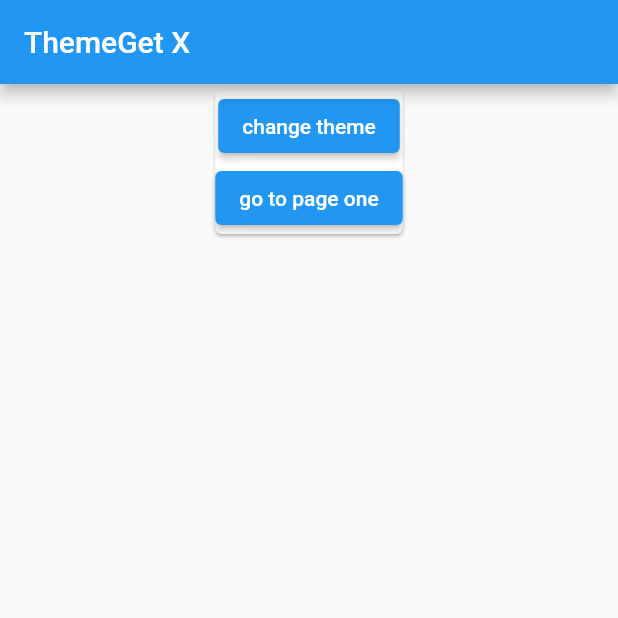
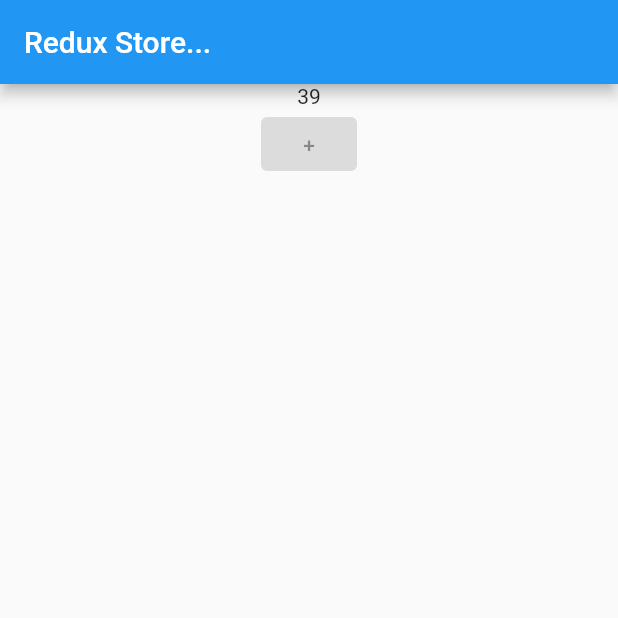
Before and after one commit to rvrgithub/futter_statemangment, a Flutter app: the screen it shows after launch, on a phone screen of 412 x 824 dp, the top half of it. Run offline on Flutter 3.47's test engine with Material 2 defaults, Android fonts, the light colour scheme and no system bars; our stand-ins replace flutter_hooks, flutter_redux, get, redux; missing offline and left inert: dart:ffi.

Commit message:
create redux store

```diff
--- a/lib/main.dart
+++ b/lib/main.dart
@@ -1,4 +1,5 @@
 import 'package:flutter/material.dart';
+import 'package:flutter_redux/flutter_redux.dart';
 import 'package:get/get.dart';
 import 'package:my_first_project/Provider/class_provider.dart';
 import 'package:my_first_project/Provider/provider_screen.dart';
@@ -10,6 +11,8 @@
 import 'package:my_first_project/hooks/use_ref.dart';
 import 'package:my_first_project/hooks/use_state.dart';
 import 'package:my_first_project/hooks/use_value.dart';
+import 'package:my_first_project/redux_store/Store.dart';
+import 'package:my_first_project/redux_store/redux_screen.dart';
 import 'package:provider/provider.dart';
 
 void main() {
@@ -19,10 +22,12 @@
 class MyApp extends StatelessWidget {
   @override
   Widget build(BuildContext context) {
-    return ChangeNotifierProvider(
+    return  StoreProvider(
+      store: store,
+      child: ChangeNotifierProvider(
         create: (_)=>MyClassData(),
        child: GetMaterialApp(
-      initialRoute: "/getxThemeScreen",
+        initialRoute: "/reduxScreen",
         routes: {
           "/useState": (context) => UseStateScreen(),
           "/useCallback": (context) => UseCallBackScreen(),
@@ -31,10 +36,12 @@
           '/useRef': (context) => UseRefScreen(),
           "/valueChange": (context) => ValueCahnge(),
           '/provider' :(context) => ProviderScreen(),
-        "/getxScreen":(context)=>GetxScreen(),
-        "/getxThemeScreen":(context)=> GetxThemeScreen(),
+          "/getXScreen":(context)=>GetxScreen(),
+          "/getXThemeScreen":(context)=> GetxThemeScreen(),
+          "/reduxScreen":(context) => ReduxScreen(),
         },
-    ));
+      )),
+    );
   }
 }
 
--- /dev/null
+++ b/lib/redux_store/Store.dart
@@ -0,0 +1,10 @@
+
+// import 'package:flutter_hooks/flutter_hooks.dart';
+
+// import 'package:flutter_hooks/flutter_hooks.dart';
+
+import 'package:my_first_project/redux_store/app.dart';
+import 'package:my_first_project/redux_store/combine_reducer.dart';
+import 'package:redux/redux.dart';
+
+final store = Store(reducers, initialState: AppState(0, "radhika"));
--- /dev/null
+++ b/lib/redux_store/action.dart
@@ -0,0 +1,11 @@
+class IncrementCount {
+IncrementCount();
+}
+class DecrementCount {
+  DecrementCount();
+}
+
+class ShowUserName {
+  final String userName;
+ShowUserName(this.userName);
+}
--- /dev/null
+++ b/lib/redux_store/app.dart
@@ -0,0 +1,5 @@
+class AppState {
+  final int counter;
+  String userName;
+  AppState(this.counter, this.userName);
+}
--- /dev/null
+++ b/lib/redux_store/redux_screen.dart
@@ -0,0 +1,33 @@
+import 'package:flutter/material.dart';
+import 'package:flutter_redux/flutter_redux.dart';
+import 'package:my_first_project/redux_store/Store.dart';
+import 'package:my_first_project/redux_store/action.dart';
+import 'package:my_first_project/redux_store/app.dart';
+import 'package:redux/redux.dart';
+
+class ReduxScreen extends StatelessWidget {
+  const ReduxScreen({super.key});
+
+  @override
+  Widget build(BuildContext context) {
+    return Scaffold(
+      appBar:AppBar(
+title: Text("Redux Store..."),
+      ),
+      body: Center(
+        child: Column(
+          children: [
+            StoreConnector<AppState ,int>(builder: (context,counter){
+              return Center(child: Column(
+                children: [
+                  Text(counter.toString()),
+                  ElevatedButton(child: Text("+"), onPressed: store.dispatch(IncrementCount())),
+                ],
+              ));
+            }, converter: (store)=>store.state.counter)
+          ],
+        ),
+      ),
+    );
+  }
+}
--- a/pubspec.yaml
+++ b/pubspec.yaml
@@ -39,6 +39,8 @@
   confetti: ^0.7.0
   provider: ^6.0.5
   get: ^4.6.6
+  redux: ^5.0.0
+  flutter_redux: ^0.10.0
 dev_dependencies:
   flutter_test:
     sdk: flutter
```
Also changed, not shown: lib/getx_utils/screen_two.dart (+11 -11 lines), lib/redux_store/combine_reducer.dart (added, +10 -0 lines), lib/redux_store/reducer.dart (added, +15 -0 lines), pubspec.lock. Lines whose indentation alone changed are shown as unchanged.
